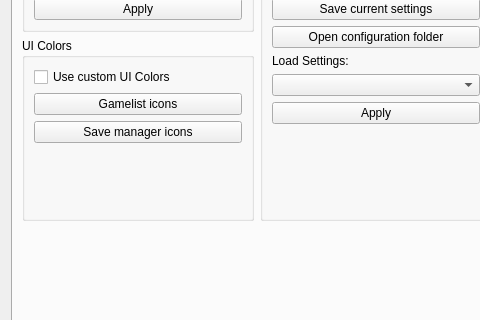
Above: rpcs3/rpcs3qt/settings_dialog.ui from RPCS3/rpcs3 before the change; both pictures show x 0 to 480 and y 105 to 425 of the 752 by 626 pixel window. Below: the same form after it.
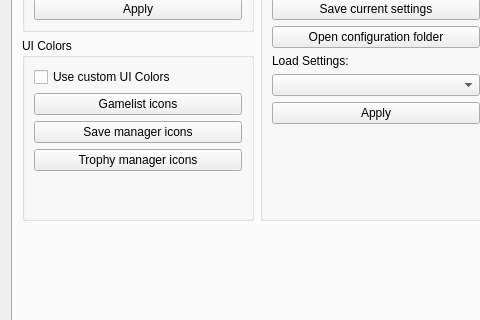
That is the form after the change. The open tabs and pages were chosen to show the change. Icons and pictures are not drawn.

Commit message: Qt: add setting for trophy manager icon background color

```diff
--- a/rpcs3/rpcs3qt/settings_dialog.ui
+++ b/rpcs3/rpcs3qt/settings_dialog.ui
@@ -2055,6 +2055,13 @@
                   </property>
                  </widget>
                 </item>
+                <item>
+                 <widget class="QPushButton" name="pb_tr_icon_color">
+                  <property name="text">
+                   <string>Trophy manager icons</string>
+                  </property>
+                 </widget>
+                </item>
                 <item>
                  <spacer name="verticalSpacer_5">
                   <property name="orientation">
```
The commit also changes 5 other files.
